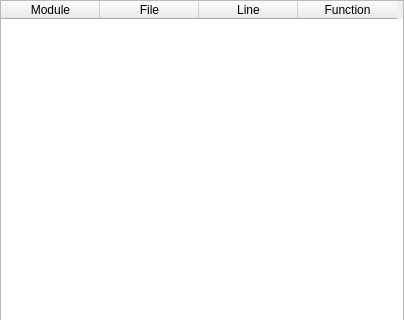
The window that src/stacktrace.ui (RudjiGames/MTuner) describes before a commit, drawn with Qt 5; both pictures show x 0 to 404 and y 0 to 320 of the 404 by 642 pixel window.
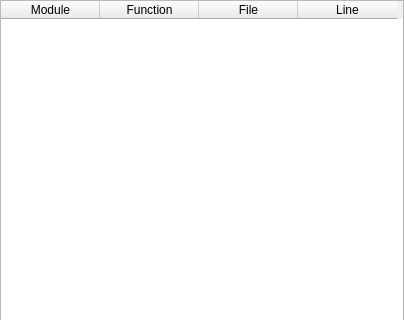
The same window after the commit.

Commit message: Add support for Android, change order of columns in stack trace and update Android toolchain images

```diff
--- a/src/stacktrace.ui
+++ b/src/stacktrace.ui
@@ -63,6 +63,11 @@
        <string>Module</string>
       </property>
      </column>
+     <column>
+      <property name="text">
+       <string>Function</string>
+      </property>
+     </column>
      <column>
       <property name="text">
        <string>File</string>
@@ -73,11 +78,6 @@
        <string>Line</string>
       </property>
      </column>
-     <column>
-      <property name="text">
-       <string>Function</string>
-      </property>
-     </column>
     </widget>
    </item>
    <item>
```
Left out of the diff: 12 changed lines with no effect on the pictures. The commit also changes 11 other files.
